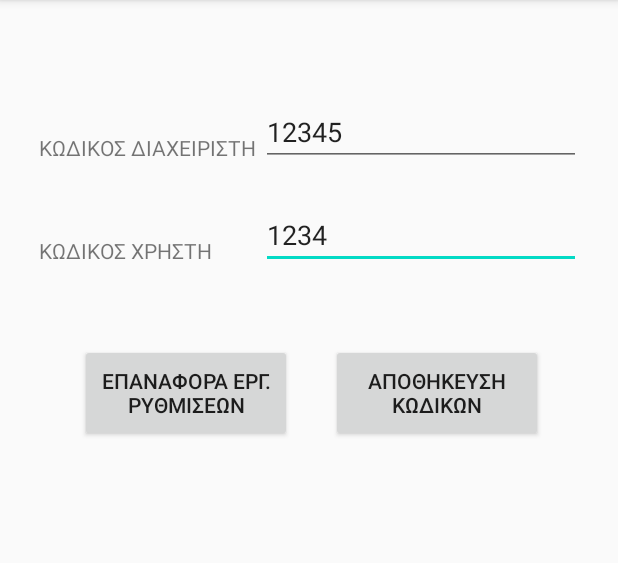
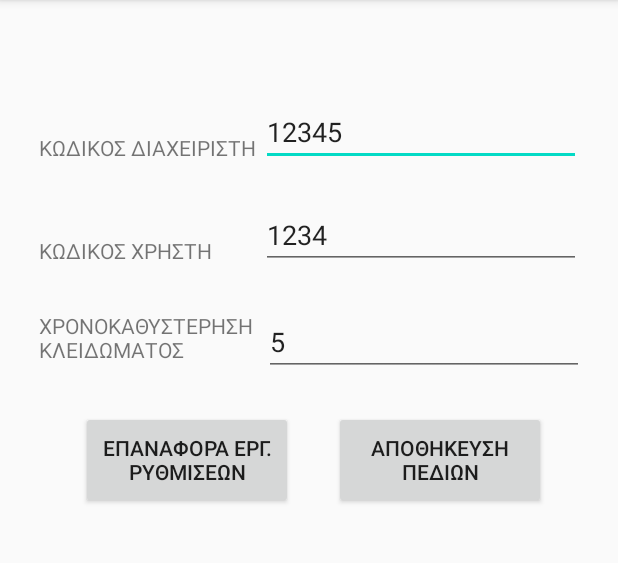
Before and after one commit to tzwnk/SecurityApp, an Android app: the SettingsActivity screen opened directly, with no data from a screen before it, on a phone screen of 412 x 824 dp, the part 84-647 px from its top. Run offline under Robolectric (Android 15) with nearby library versions, the phone set to English and light mode, and no system bars.

Commit message:
1) Reposition (center) of exit button when user in logging in. 2) LockDelay added in SettingsActivity

```diff
--- a/app/src/main/java/com/example/securityapp/home/SettingsActivity.java
+++ b/app/src/main/java/com/example/securityapp/home/SettingsActivity.java
@@ -10,7 +10,6 @@ import android.widget.Toast;
 
 import com.example.securityapp.R;
 import com.example.securityapp.data.LoginDataSource;
-import com.example.securityapp.ui.login.LoginActivity;
 
 public class SettingsActivity extends AppCompatActivity
                             implements View.OnClickListener{
@@ -19,6 +18,7 @@ public class SettingsActivity extends AppCompatActivity
     Button btnFactorySettingsReset;
     EditText adminPass;
     EditText userPass;
+    EditText lockingDelay;
 
     @Override
     protected void onCreate(Bundle savedInstanceState) {
@@ -30,13 +30,16 @@ public class SettingsActivity extends AppCompatActivity
         btnFactorySettingsReset.setOnClickListener(this);
         adminPass = findViewById(R.id.adminPass);
         userPass = findViewById(R.id.userPass);
-        updateTextsWithCurrentPasswords();
+
+        lockingDelay = findViewById(R.id.lockingDelay);
+        lockingDelay.setText(HomePageActivity.lockingDelayValue);
+        updateFieldsWithCurrentValues();
     }
 
     public void onClick(View v) {
         switch (v.getId()) { //todo: change to if with one case
             case R.id.btnSave:
-                saveNewPasswords();
+                saveNewValues();
                 break;
             case R.id.btnFactorySettingsReset:
                 factoryResetPasswords();
@@ -44,22 +47,25 @@ public class SettingsActivity extends AppCompatActivity
         }
     }
 
-    private void updateTextsWithCurrentPasswords() {
+    private void updateFieldsWithCurrentValues() {
         adminPass.setText(LoginDataSource.adminPassword);
         userPass.setText(LoginDataSource.userPassword);
+        lockingDelay.setText(HomePageActivity.lockingDelayValue);
     }
 
-    private void saveNewPasswords() {
+    private void saveNewValues() {
         LoginDataSource.adminPassword = String.valueOf(adminPass.getText());
         LoginDataSource.userPassword = String.valueOf(userPass.getText());
-        Toast.makeText(getApplicationContext(), "Οι κωδικοί ενημερώθηκαν",
+        HomePageActivity.lockingDelayValue = String.valueOf(lockingDelay.getText());
+        Toast.makeText(getApplicationContext(), "Οι τιμές ενημερώθηκαν",
                 Toast.LENGTH_SHORT).show();
     }
 
     private void factoryResetPasswords() {
         LoginDataSource.adminPassword = "12345";
         LoginDataSource.userPassword = "1234";
-        updateTextsWithCurrentPasswords();
+        HomePageActivity.lockingDelayValue = "5";
+        updateFieldsWithCurrentValues();
         Toast.makeText(getApplicationContext(), "Έγινε επαναφορά κωδικών",
                 Toast.LENGTH_SHORT).show();
     }
--- a/app/src/main/res/layout/activity_home_page.xml
+++ b/app/src/main/res/layout/activity_home_page.xml
@@ -5,6 +5,7 @@
         xmlns:app="http://schemas.android.com/apk/res-auto"
         android:layout_width="match_parent"
         android:layout_height="match_parent"
+        android:id="@+id/homePageLayout"
         tools:context=".home.HomePageActivity">
 
     <ImageButton
--- a/app/src/main/res/layout/activity_settings.xml
+++ b/app/src/main/res/layout/activity_settings.xml
@@ -5,6 +5,29 @@
         android:layout_width="match_parent"
         android:layout_height="match_parent"
         tools:context=".home.SettingsActivity">
+
+    <TextView
+            android:text="ΚΩΔΙΚΟΣ ΔΙΑΧΕΙΡΙΣΤΗ"
+            android:layout_width="148dp"
+            android:layout_height="22dp"
+            android:id="@+id/adminPassLabel"
+            android:inputType="textMultiLine"
+            android:ems="10"
+            app:layout_constraintTop_toTopOf="parent"
+            app:layout_constraintBottom_toBottomOf="parent"
+            app:layout_constraintStart_toStartOf="parent"
+            app:layout_constraintEnd_toEndOf="parent"
+            app:layout_constraintHorizontal_bias="0.099"
+            app:layout_constraintVertical_bias="0.119" />
+
+    <EditText
+            android:layout_width="wrap_content"
+            android:inputType="text"
+            android:ems="10"
+            android:layout_height="44dp"
+            android:id="@+id/adminPass"
+            app:layout_constraintStart_toEndOf="@+id/adminPassLabel"
+            app:layout_constraintBottom_toBottomOf="@+id/adminPassLabel" />
 
     <TextView
             android:text="ΚΩΔΙΚΟΣ ΧΡΗΣΤΗ"
@@ -30,39 +53,27 @@
             app:layout_constraintBottom_toBottomOf="@+id/userPassLabel" />
 
     <TextView
-            android:text="ΚΩΔΙΚΟΣ ΔΙΑΧΕΙΡΙΣΤΗ"
-            android:layout_width="148dp"
-            android:layout_height="22dp"
-            android:id="@+id/adminPassLabel"
+            android:text="ΧΡΟΝΟΚΑΘΥΣΤΕΡΗΣΗ ΚΛΕΙΔΩΜΑΤΟΣ"
+            android:layout_width="150dp"
+            android:layout_height="43dp"
+            android:id="@+id/lockingDelayLabel"
             android:inputType="textMultiLine"
             android:ems="10"
             app:layout_constraintTop_toTopOf="parent"
             app:layout_constraintBottom_toBottomOf="parent"
             app:layout_constraintStart_toStartOf="parent"
             app:layout_constraintEnd_toEndOf="parent"
-            app:layout_constraintHorizontal_bias="0.099"
-            app:layout_constraintVertical_bias="0.119" />
+            app:layout_constraintHorizontal_bias="0.098"
+            app:layout_constraintVertical_bias="0.286" />
 
     <EditText
             android:layout_width="wrap_content"
+            android:layout_height="44dp"
             android:inputType="text"
             android:ems="10"
-            android:layout_height="44dp"
-            android:id="@+id/adminPass"
-            app:layout_constraintStart_toEndOf="@+id/adminPassLabel"
-            app:layout_constraintBottom_toBottomOf="@+id/adminPassLabel" />
-
-    <Button
-            android:text="ΑΠΟΘΗΚΕΥΣΗ ΚΩΔΙΚΩΝ"
-            android:layout_width="141dp"
-            android:layout_height="65dp"
-            android:id="@+id/btnSave"
-            app:layout_constraintTop_toTopOf="parent"
-            app:layout_constraintStart_toStartOf="parent"
-            app:layout_constraintEnd_toEndOf="parent"
-            app:layout_constraintBottom_toBottomOf="parent"
-            app:layout_constraintHorizontal_bias="0.816"
-            app:layout_constraintVertical_bias="0.326" />
+            android:id="@+id/lockingDelay"
+            app:layout_constraintStart_toEndOf="@+id/lockingDelayLabel"
+            app:layout_constraintBottom_toBottomOf="@+id/lockingDelayLabel" />
 
     <Button
             android:text="ΕΠΑΝΑΦΟΡΑ ΕΡΓ. ΡΥΘΜΙΣΕΩΝ"
@@ -73,7 +84,19 @@
             app:layout_constraintStart_toStartOf="parent"
             app:layout_constraintEnd_toEndOf="parent"
             app:layout_constraintBottom_toBottomOf="parent"
-            app:layout_constraintHorizontal_bias="0.196"
-            app:layout_constraintVertical_bias="0.326" />
+            app:layout_constraintHorizontal_bias="0.2"
+            app:layout_constraintVertical_bias="0.39" />
+
+    <Button
+            android:text="ΑΠΟΘΗΚΕΥΣΗ ΠΕΔΙΩΝ"
+            android:layout_width="141dp"
+            android:layout_height="65dp"
+            android:id="@+id/btnSave"
+            app:layout_constraintTop_toTopOf="parent"
+            app:layout_constraintStart_toStartOf="parent"
+            app:layout_constraintEnd_toEndOf="parent"
+            app:layout_constraintBottom_toBottomOf="parent"
+            app:layout_constraintHorizontal_bias="0.822"
+            app:layout_constraintVertical_bias="0.39" />
 
 </androidx.constraintlayout.widget.ConstraintLayout>
```
Also changed, not shown: app/src/main/java/com/example/securityapp/home/HomePageActivity.java (+22 -2 lines), app/src/main/java/com/example/securityapp/ui/login/LoginActivity.java (+0 -14 lines).
